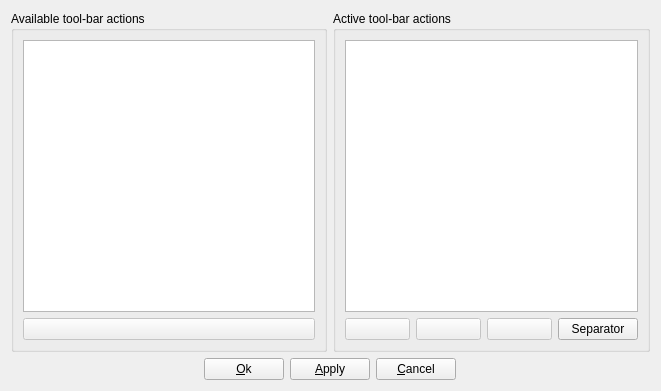
Before: the Qt Designer form toolbarcustomizer.ui in qmc2/qmc2-mame-fe, drawn with Qt 5.
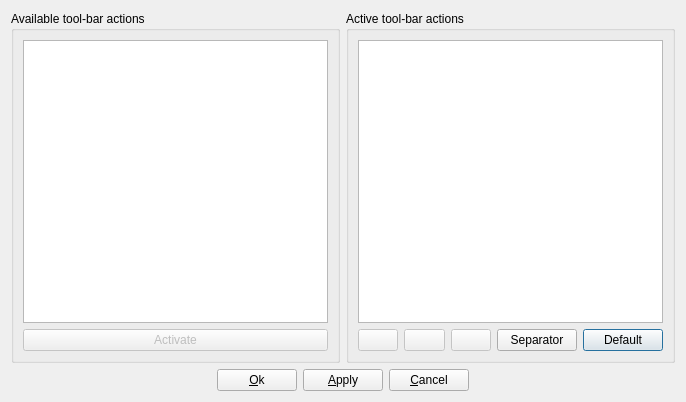
After: the same form once the commit is applied. Icons and pictures are not drawn.

```diff
--- a/toolbarcustomizer.ui
+++ b/toolbarcustomizer.ui
@@ -6,8 +6,8 @@
    <rect>
     <x>0</x>
     <y>0</y>
-    <width>661</width>
-    <height>391</height>
+    <width>686</width>
+    <height>402</height>
    </rect>
   </property>
   <property name="windowTitle">
@@ -16,10 +16,16 @@
   <layout class="QGridLayout" name="gridLayout">
    <item row="0" column="0">
     <widget class="QGroupBox" name="groupBoxAvailableActions">
+     <property name="sizePolicy">
+      <sizepolicy hsizetype="Expanding" vsizetype="Preferred">
+       <horstretch>0</horstretch>
+       <verstretch>0</verstretch>
+      </sizepolicy>
+     </property>
      <property name="title">
       <string>Available tool-bar actions</string>
      </property>
-     <layout class="QGridLayout" name="gridLayout_3">
+     <layout class="QGridLayout" name="gridLayout_2">
       <item row="0" column="0">
        <widget class="QListWidget" name="listWidgetAvailableActions">
         <property name="toolTip">
@@ -34,8 +40,6 @@
        </widget>
       </item>
       <item row="1" column="0">
-       <layout class="QHBoxLayout" name="horizontalLayout_2">
-        <item>
          <widget class="QPushButton" name="pushButtonActivateActions">
           <property name="enabled">
            <bool>false</bool>
@@ -44,26 +48,33 @@
            <string>Activate selected tool-bar actions</string>
           </property>
           <property name="text">
-           <string/>
+         <string>Activate</string>
           </property>
           <property name="icon">
            <iconset resource="qmc2.qrc">
             <normaloff>:/data/img/next-sail.png</normaloff>:/data/img/next-sail.png</iconset>
           </property>
-         </widget>
-        </item>
-       </layout>
+        <property name="autoDefault">
+         <bool>false</bool>
+        </property>
+       </widget>
       </item>
      </layout>
     </widget>
    </item>
    <item row="0" column="1">
     <widget class="QGroupBox" name="groupBoxActiveActions">
+     <property name="sizePolicy">
+      <sizepolicy hsizetype="Expanding" vsizetype="Preferred">
+       <horstretch>0</horstretch>
+       <verstretch>0</verstretch>
+      </sizepolicy>
+     </property>
      <property name="title">
       <string>Active tool-bar actions</string>
      </property>
-     <layout class="QGridLayout" name="gridLayout_4">
-      <item row="0" column="0">
+     <layout class="QGridLayout" name="gridLayout_3">
+      <item row="0" column="0" colspan="5">
        <widget class="QListWidget" name="listWidgetActiveActions">
         <property name="toolTip">
          <string>List of active tool-bar actions and their order</string>
@@ -77,8 +88,6 @@
        </widget>
       </item>
       <item row="1" column="0">
-       <layout class="QHBoxLayout" name="horizontalLayout">
-        <item>
          <widget class="QPushButton" name="pushButtonDeactivateActions">
           <property name="enabled">
            <bool>false</bool>
@@ -90,9 +99,12 @@
            <iconset resource="qmc2.qrc">
             <normaloff>:/data/img/previous-sail.png</normaloff>:/data/img/previous-sail.png</iconset>
           </property>
-         </widget>
-        </item>
-        <item>
+        <property name="autoDefault">
+         <bool>false</bool>
+        </property>
+       </widget>
+      </item>
+      <item row="1" column="1">
          <widget class="QPushButton" name="pushButtonActionUp">
           <property name="enabled">
            <bool>false</bool>
@@ -107,9 +119,12 @@
           <property name="autoRepeat">
            <bool>true</bool>
           </property>
-         </widget>
-        </item>
-        <item>
+        <property name="autoDefault">
+         <bool>false</bool>
+        </property>
+       </widget>
+      </item>
+      <item row="1" column="2">
          <widget class="QPushButton" name="pushButtonActionDown">
           <property name="enabled">
            <bool>false</bool>
@@ -124,9 +139,12 @@
           <property name="autoRepeat">
            <bool>true</bool>
           </property>
-         </widget>
-        </item>
-        <item>
+        <property name="autoDefault">
+         <bool>false</bool>
+        </property>
+       </widget>
+      </item>
+      <item row="1" column="3">
          <widget class="QPushButton" name="pushButtonInsertSeparator">
           <property name="enabled">
            <bool>true</bool>
@@ -141,9 +159,24 @@
            <iconset resource="qmc2.qrc">
             <normaloff>:/data/img/plus.png</normaloff>:/data/img/plus.png</iconset>
           </property>
-         </widget>
-        </item>
-       </layout>
+        <property name="autoDefault">
+         <bool>false</bool>
+        </property>
+       </widget>
+      </item>
+      <item row="1" column="4">
+       <widget class="QPushButton" name="pushButtonDefault">
+        <property name="toolTip">
+         <string>Reset tool-bar actions to default configuration</string>
+        </property>
+        <property name="text">
+         <string>Default</string>
+        </property>
+        <property name="icon">
+         <iconset resource="qmc2.qrc">
+          <normaloff>:/data/img/broom.png</normaloff>:/data/img/broom.png</iconset>
+        </property>
+       </widget>
       </item>
      </layout>
     </widget>
@@ -175,6 +208,9 @@
         <iconset resource="qmc2.qrc">
          <normaloff>:/data/img/yes.png</normaloff>:/data/img/yes.png</iconset>
        </property>
+       <property name="autoDefault">
+        <bool>false</bool>
+       </property>
       </widget>
      </item>
      <item>
@@ -189,6 +225,9 @@
         <iconset resource="qmc2.qrc">
          <normaloff>:/data/img/filesave.png</normaloff>:/data/img/filesave.png</iconset>
        </property>
+       <property name="autoDefault">
+        <bool>false</bool>
+       </property>
       </widget>
      </item>
      <item>
```
Left out of the diff: 1 changed line with no effect on the pictures. Lines whose indentation alone changed are shown as unchanged.
